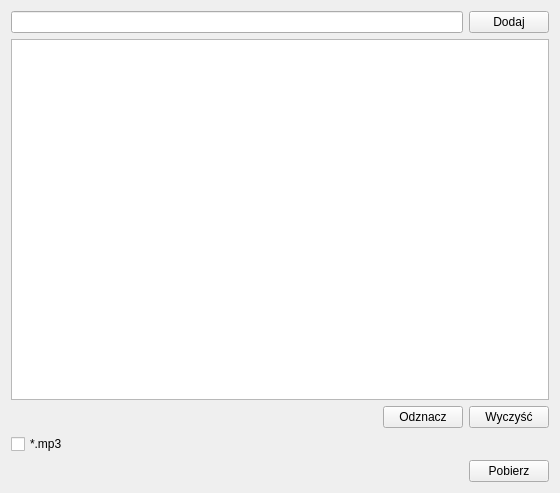
Above: mainwindow.ui from MarekChoinski/pyQtYoutubeWrapper before the change. Below: the same form after it.
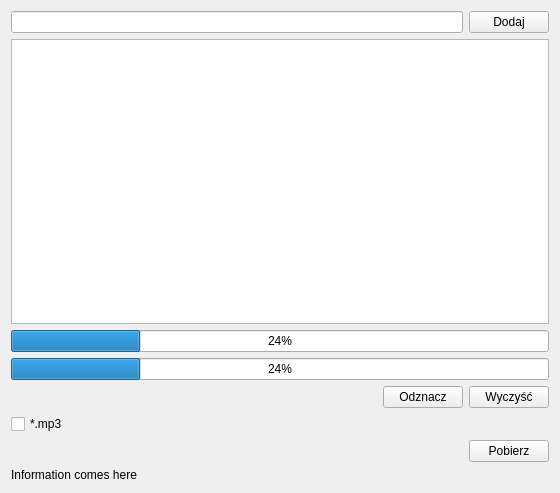
That is the form after the change.

Patch:
```diff
--- a/mainwindow.ui
+++ b/mainwindow.ui
@@ -32,6 +32,20 @@
     <item>
      <widget class="QListWidget" name="listWidget"/>
     </item>
+    <item>
+     <widget class="QProgressBar" name="progressBarSingle">
+      <property name="value">
+       <number>24</number>
+      </property>
+     </widget>
+    </item>
+    <item>
+     <widget class="QProgressBar" name="progressBarMultiple">
+      <property name="value">
+       <number>24</number>
+      </property>
+     </widget>
+    </item>
     <item>
      <layout class="QHBoxLayout" name="horizontalLayout_5">
       <item>
@@ -111,6 +125,13 @@
       </item>
      </layout>
     </item>
+    <item>
+     <widget class="QLabel" name="labelInformation">
+      <property name="text">
+       <string>Information comes here</string>
+      </property>
+     </widget>
+    </item>
    </layout>
   </widget>
  </widget>
```
